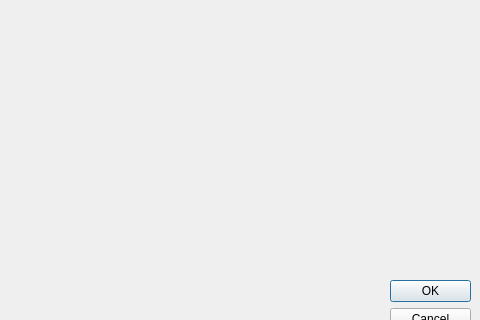
Before: the Qt Designer form editdialog.ui in smallzhan/wpgenerator, drawn with Qt 5; both pictures show x 280 to 760 and y 0 to 320 of the 760 by 660 pixel window.
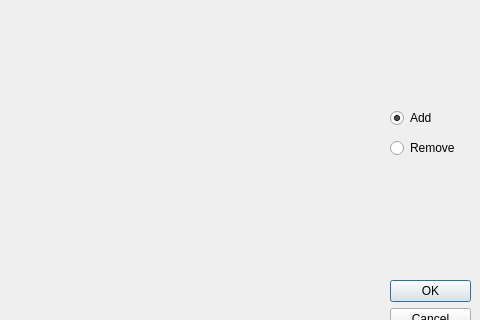
After: the same form once the commit is applied.

Commit message: -toggle add and remove mode in "Edit Matrix" -when save the results of "Edit", refresh the dot matrix string

```diff
--- a/editdialog.ui
+++ b/editdialog.ui
@@ -39,6 +39,35 @@
     </rect>
    </property>
   </widget>
+  <widget class="QRadioButton" name="addButton">
+   <property name="geometry">
+    <rect>
+     <x>670</x>
+     <y>110</y>
+     <width>89</width>
+     <height>16</height>
+    </rect>
+   </property>
+   <property name="text">
+    <string>Add</string>
+   </property>
+   <property name="checked">
+    <bool>true</bool>
+   </property>
+  </widget>
+  <widget class="QRadioButton" name="removeButton">
+   <property name="geometry">
+    <rect>
+     <x>670</x>
+     <y>140</y>
+     <width>89</width>
+     <height>16</height>
+    </rect>
+   </property>
+   <property name="text">
+    <string>Remove</string>
+   </property>
+  </widget>
  </widget>
  <resources/>
  <connections>
```
The commit also changes 2 other files.
